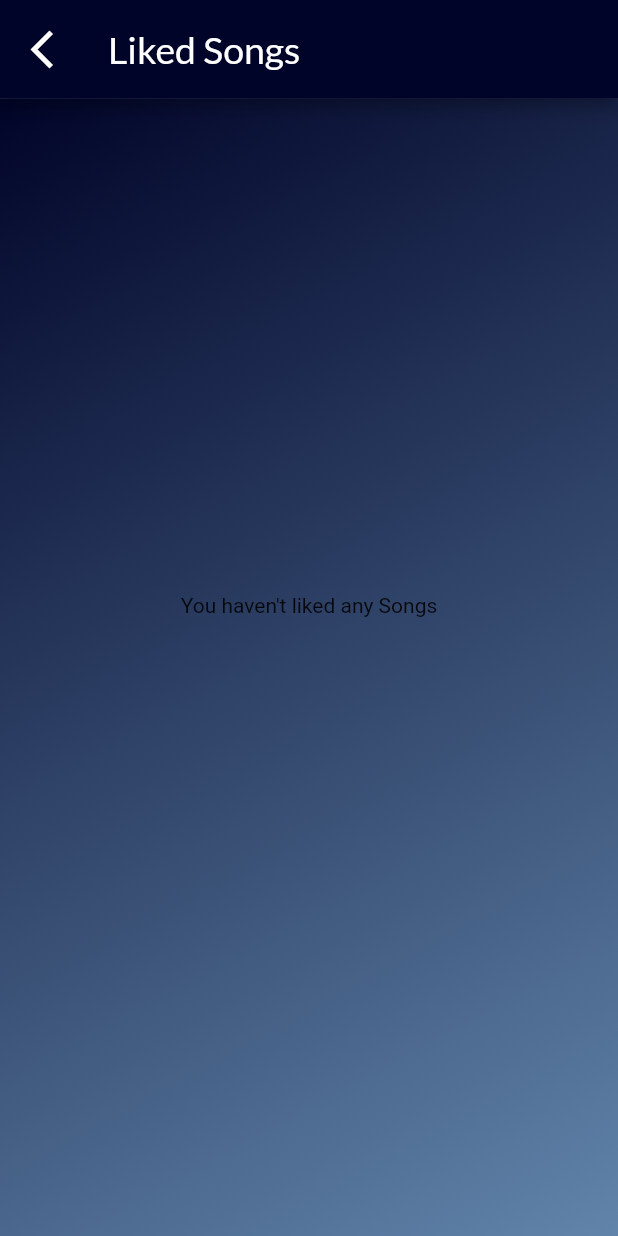
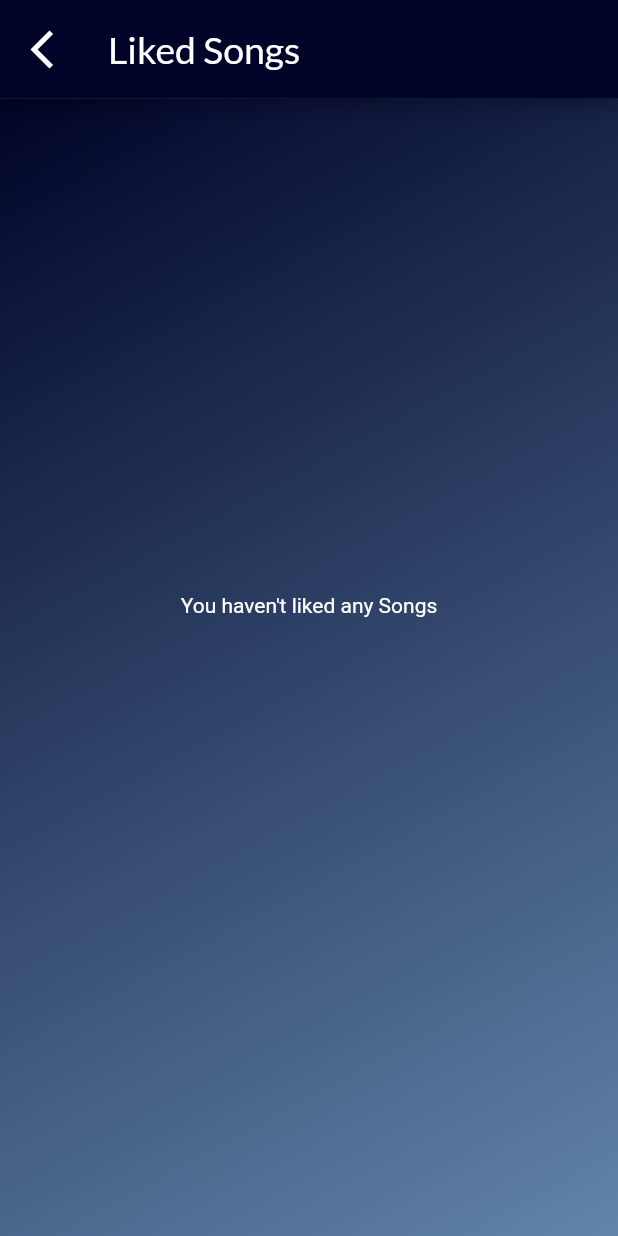
Before and after one commit to anantheswar18/A-S-Player, a Flutter app: the screen it shows after launch, after a tap on "Favorites", on a phone screen of 412 x 824 dp. Run offline on Flutter 3.47's test engine with Material 2 defaults, Android fonts, the light colour scheme and no system bars; our stand-ins replace animated_notch_bottom_bar, assets_audio_player, audio_video_progress_bar, flutter_markdown, flutter_slidable, flutter_snake_navigationbar and 9 more; missing offline and left inert: animated_snack_bar, custom_bottom_navigation_bar, flutter_launcher_icons; accounts and stored records are empty.

Commit message:
Android 13 update

```diff
--- a/lib/Screens/Cards.dart
+++ b/lib/Screens/Cards.dart
@@ -27,7 +27,7 @@ class CardsHome extends StatelessWidget {
       physics: BouncingScrollPhysics(),
       scrollDirection: Axis.horizontal,
       child: SizedBox(
-          width: heigth * 0.800,
+          width: heigth * 0.900,
           child: Row(
             // mainAxisAlignment: MainAxisAlignment.spaceEvenly,
             children: [
@@ -106,8 +106,9 @@ class CardsHome extends StatelessWidget {
           ),
         ),
         Positioned(
-            right: width * 0.04,
+            right: width * 0.05,
             top: width*0.35,
+
             child: Container(
               height: width*0.15,
               width: width * 0.40,
--- a/lib/Screens/likedsonds.dart
+++ b/lib/Screens/likedsonds.dart
@@ -3,6 +3,8 @@ import 'dart:developer';
 import 'package:as_player/Functions/addToFavorite.dart';
 import 'package:as_player/Model/songmodel.dart';
 import 'package:as_player/Screens/home.dart';
+import 'package:as_player/Screens/miniplayer.dart';
+import 'package:as_player/Screens/minisecondplayer.dart';
 import 'package:as_player/Screens/playingnow.dart';
 import 'package:assets_audio_player/assets_audio_player.dart';
 import 'package:flutter/material.dart';
@@ -182,12 +184,19 @@ class _LikedSongsState extends State<LikedSongs> {
                               itemCount: favitemsongs.length,
                             ),
                           )
-                        : Center(child: Text("You haven't liked any Songs"),heightFactor: height*0.05);
+                        : Center(
+                            child: Text(
+                              "You haven't liked any Songs",
+                              style: TextStyle(color: Colors.white),
+                            ),
+                            heightFactor: height * 0.05,
+                          );
                   }),
             ],
           ),
         ),
       ),
+      bottomSheet: MiniSecondPlayer(),
     );
   }
 
@@ -245,7 +254,7 @@ class _LikedSongsState extends State<LikedSongs> {
               style: TextStyle(color: Colors.grey),
             ),
             trailing: IconButton(
-                onPressed: ()  {
+                onPressed: () {
                   deleteFav(index, context);
                   //  refresh();
 
--- a/lib/Screens/playingnow.dart
+++ b/lib/Screens/playingnow.dart
@@ -417,7 +417,7 @@ class _PlayingNowState extends State<PlayingNow> {
                 ),
                 Padding(
                   padding: EdgeInsets.only(top: height * 0.01),
-                  child: Text("Add To Playlist"),
+                  child: Text("Add To Playlist",style: TextStyle(color: Color.fromARGB(255, 192, 189, 189)),),
                 ),
 
                 ElevatedButton(
--- a/lib/Screens/playlistinside.dart
+++ b/lib/Screens/playlistinside.dart
@@ -2,6 +2,7 @@ import 'dart:developer';
 
 import 'package:as_player/Model/playlistmodel.dart';
 import 'package:as_player/Model/songmodel.dart';
+import 'package:as_player/Screens/minisecondplayer.dart';
 import 'package:assets_audio_player/assets_audio_player.dart';
 import 'package:flutter/material.dart';
 import 'package:flutter/src/widgets/framework.dart';
@@ -223,6 +224,7 @@ class _PlaylistInsideState extends State<PlaylistInside> {
           ),
         ),
       ),
+      bottomSheet: MiniSecondPlayer(),
     );
   }
 
--- a/lib/Screens/splash.dart
+++ b/lib/Screens/splash.dart
@@ -29,12 +29,11 @@ class _SplashScreenState extends State<SplashScreen> {
   //   super.initState();
   // }
   void initState() {
+    super.initState();
     requestpermission();
-
-    super.initState();
   }
 
-  void requestpermission() async {
+   requestpermission() async {
     // Permission.storage.request();
 
     bool permissionstatus = await audioQuerysplash.permissionsStatus();
```
Also changed, not shown: 3 other files. Lines whose indentation alone changed are shown as unchanged.
